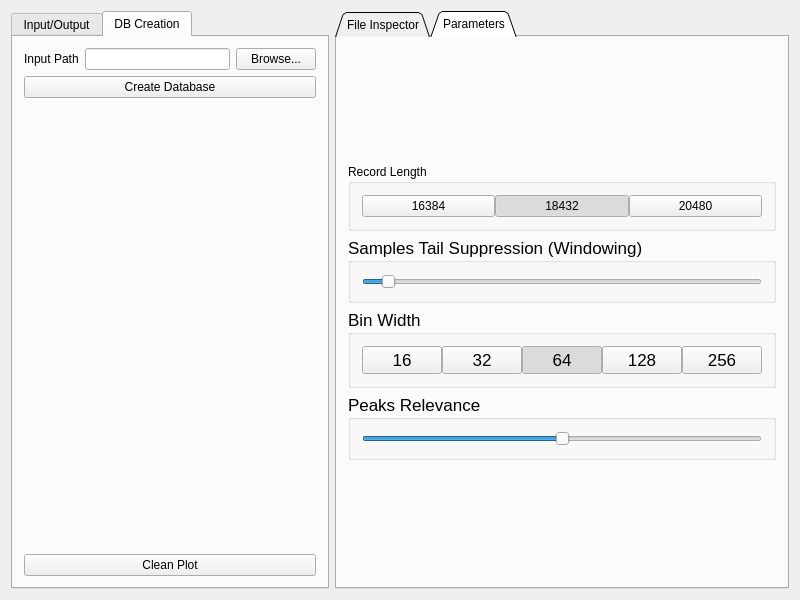
Old version of the form GUI/Resources/audioRecMain.ui in the repository DottD/audioRec.
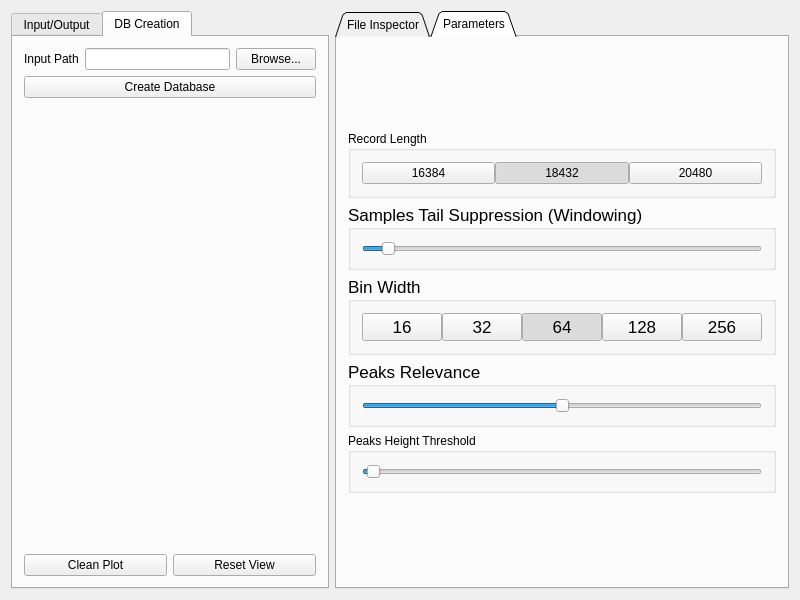
New version of the form. The open tabs and pages were chosen to show the change. Icons and pictures are not drawn. Custom widgets are drawn as their Qt base class.

Commit message: - Added some parameter and doxygen documentation for the Parameter class. - Added binning and peaks detection for audio processing. Slight changes in the algorithm. - Added a reset button for distribution plot and the rubber-band functionality. - Changed the appearance of the distribution plot (now it's a true histogram). - Minor fixes.

The edit to the form file:
```diff
--- a/GUI/Resources/audioRecMain.ui
+++ b/GUI/Resources/audioRecMain.ui
@@ -495,6 +495,34 @@
          </layout>
         </widget>
        </item>
+       <item>
+        <widget class="QGroupBox" name="GroupBoxPeakHeightThreshold">
+         <property name="sizePolicy">
+          <sizepolicy hsizetype="Preferred" vsizetype="Minimum">
+           <horstretch>0</horstretch>
+           <verstretch>0</verstretch>
+          </sizepolicy>
+         </property>
+         <property name="title">
+          <string>Peaks Height Threshold</string>
+         </property>
+         <layout class="QGridLayout" name="gridLayout_2">
+          <item row="0" column="0">
+           <widget class="QSlider" name="SliderPeakHeightThreshold">
+            <property name="maximum">
+             <number>1000</number>
+            </property>
+            <property name="value">
+             <number>10</number>
+            </property>
+            <property name="orientation">
+             <enum>Qt::Horizontal</enum>
+            </property>
+           </widget>
+          </item>
+         </layout>
+        </widget>
+       </item>
        <item>
         <spacer name="verticalSpacer">
          <property name="orientation">
@@ -705,11 +733,22 @@
         </widget>
        </item>
        <item>
-        <widget class="QPushButton" name="ButtonCleanPlot">
-         <property name="text">
-          <string>Clean Plot</string>
-         </property>
-        </widget>
+        <layout class="QHBoxLayout" name="horizontalLayout_2">
+         <item>
+          <widget class="QPushButton" name="ButtonCleanPlot">
+           <property name="text">
+            <string>Clean Plot</string>
+           </property>
+          </widget>
+         </item>
+         <item>
+          <widget class="QPushButton" name="ButtonResetView">
+           <property name="text">
+            <string>Reset View</string>
+           </property>
+          </widget>
+         </item>
+        </layout>
        </item>
       </layout>
      </widget>
```
Left out of the diff: 4 changed lines with no effect on the pictures. The commit also changes 8 other files.
